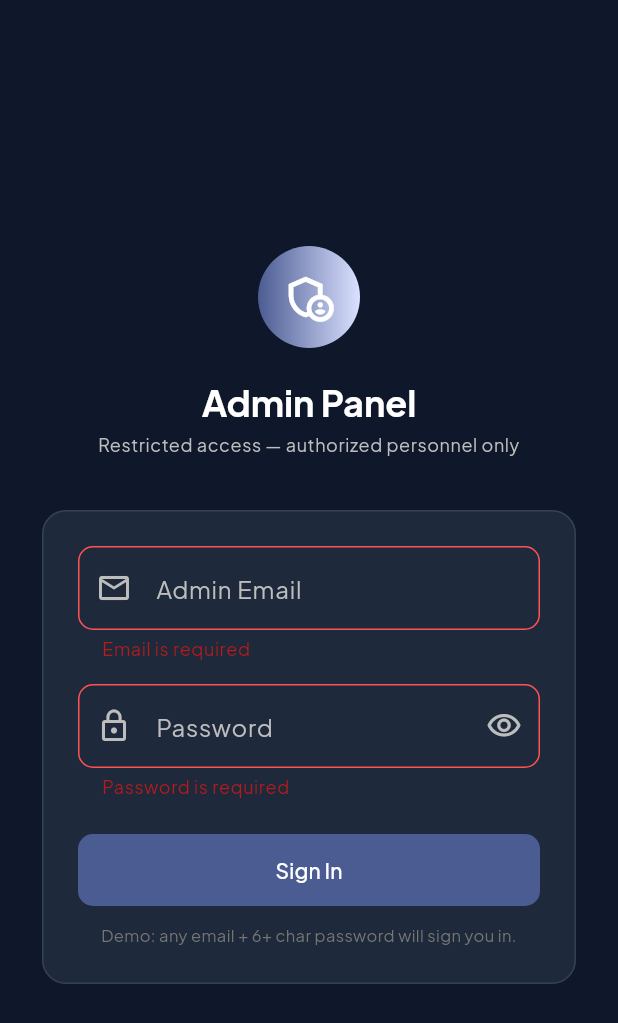
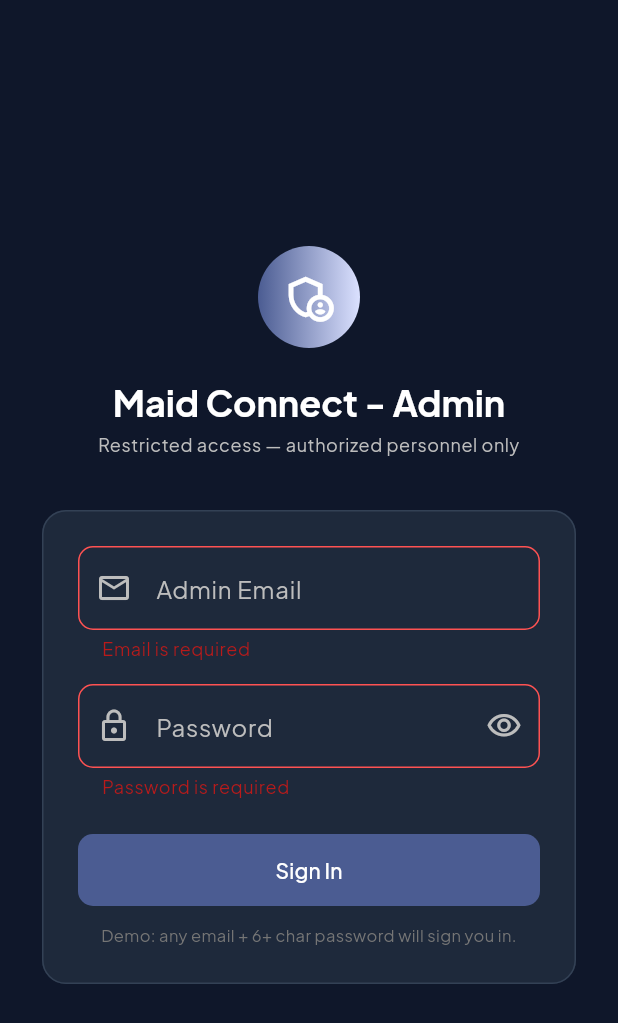
Before and after one commit to shanishah215/MaidConnect, a Flutter app: the AdminLoginPage screen opened by its route, after a tap on "Sign In", on a phone screen of 412 x 824 dp. Shown: the top 1023 px of the screen. Run offline on Flutter 3.47's test engine with Material 3 defaults, Android fonts, the phone set to English and light mode, and no system bars; our stand-ins replace cloud_firestore, firebase_auth, firebase_core, go_router, google_fonts; accounts and stored records are empty; statements that could not run were skipped.

Commit message:
feat: implement Firebase Authentication and Firestore registration for client login and sign-up flows

```diff
--- a/lib/apps/admin_app/admin_router.dart
+++ b/lib/apps/admin_app/admin_router.dart
@@ -79,6 +79,8 @@ class AdminRouter {
 
   /// Redirect unauthenticated admins to the admin login screen.
   static String? _adminGuard(BuildContext context, GoRouterState state) {
+    if (AuthState.instance.isInitialising) return null; // Wait for init
+
     return AuthState.instance.isAdminAuthenticated
         ? null
         : AppRoutes.adminLogin;
--- a/lib/apps/admin_app/pages/admin_login_page.dart
+++ b/lib/apps/admin_app/pages/admin_login_page.dart
@@ -1,8 +1,9 @@
+import 'package:cloud_firestore/cloud_firestore.dart'; // Added
+import 'package:firebase_auth/firebase_auth.dart';
 import 'package:flutter/material.dart';
 import 'package:go_router/go_router.dart';
 
 import '../../../app/router/app_routes.dart';
-import '../../../app/router/auth_state.dart';
 
 /// Admin login page — isolated within the Admin Panel.
 /// No links to public website or client portal.
@@ -18,6 +19,7 @@ class _AdminLoginPageState extends State<AdminLoginPage> {
   final TextEditingController _emailController = TextEditingController();
   final TextEditingController _passwordController = TextEditingController();
   bool _obscurePassword = true;
+  bool _isLoading = false;
 
   @override
   void dispose() {
@@ -26,10 +28,50 @@ class _AdminLoginPageState extends State<AdminLoginPage> {
     super.dispose();
   }
 
-  void _submit() {
+  Future<void> _submit() async {
     if (!_formKey.currentState!.validate()) return;
-    AuthState.instance.signInAdmin();
-    context.go(AppRoutes.adminDashboard);
+
+    setState(() => _isLoading = true);
+
+    try {
+      final credentials = await FirebaseAuth.instance
+          .signInWithEmailAndPassword(
+            email: _emailController.text.trim(),
+            password: _passwordController.text,
+          );
+
+      // Verify if they are actually an Admin before navigating
+      final userDoc = await FirebaseFirestore.instance
+          .collection('users')
+          .doc(credentials.user?.uid)
+          .get();
+
+      final role = userDoc.data()?['role'] as String?;
+
+      if (role != 'admin') {
+        // Not an admin! Sign out immediately.
+        await FirebaseAuth.instance.signOut();
+        if (mounted) {
+          ScaffoldMessenger.of(context).showSnackBar(
+            const SnackBar(
+              content: Text('Access Denied: You do not have Admin privileges.'),
+              backgroundColor: Colors.redAccent,
+            ),
+          );
+        }
+        return;
+      }
+
+      if (mounted) context.go(AppRoutes.adminDashboard);
+    } on FirebaseAuthException catch (e) {
+      if (mounted) {
+        ScaffoldMessenger.of(context).showSnackBar(
+          SnackBar(content: Text(e.message ?? 'Authentication failed')),
+        );
+      }
+    } finally {
+      if (mounted) setState(() => _isLoading = false);
+    }
   }
 
   @override
@@ -65,7 +107,7 @@ class _AdminLoginPageState extends State<AdminLoginPage> {
                 ),
                 const SizedBox(height: 20),
                 Text(
-                  'Admin Panel',
+                  'Maid Connect - Admin',
                   style: Theme.of(context).textTheme.headlineSmall?.copyWith(
                     fontWeight: FontWeight.w700,
                     color: Colors.white,
@@ -74,9 +116,9 @@ class _AdminLoginPageState extends State<AdminLoginPage> {
                 const SizedBox(height: 4),
                 Text(
                   'Restricted access — authorized personnel only',
-                  style: Theme.of(context).textTheme.bodySmall?.copyWith(
-                    color: Colors.grey[400],
-                  ),
+                  style: Theme.of(
+                    context,
+                  ).textTheme.bodySmall?.copyWith(color: Colors.grey[400]),
                   textAlign: TextAlign.center,
                 ),
                 const SizedBox(height: 32),
@@ -85,8 +127,7 @@ class _AdminLoginPageState extends State<AdminLoginPage> {
                   elevation: 0,
                   shape: RoundedRectangleBorder(
                     borderRadius: BorderRadius.circular(16),
-                    side:
-                        const BorderSide(color: Color(0xFF334155)),
+                    side: const BorderSide(color: Color(0xFF334155)),
                   ),
                   child: Padding(
                     padding: const EdgeInsets.all(24),
@@ -101,8 +142,7 @@ class _AdminLoginPageState extends State<AdminLoginPage> {
                             style: const TextStyle(color: Colors.white),
                             decoration: InputDecoration(
                               labelText: 'Admin Email',
-                              labelStyle:
-                                  TextStyle(color: Colors.grey[400]),
+                              labelStyle: TextStyle(color: Colors.grey[400]),
                               prefixIcon: Icon(
                                 Icons.email_outlined,
                                 color: Colors.grey[400],
@@ -120,13 +160,15 @@ class _AdminLoginPageState extends State<AdminLoginPage> {
                                 borderRadius: BorderRadius.circular(10),
                               ),
                               errorBorder: OutlineInputBorder(
-                                borderSide:
-                                    const BorderSide(color: Colors.redAccent),
+                                borderSide: const BorderSide(
+                                  color: Colors.redAccent,
+                                ),
                                 borderRadius: BorderRadius.circular(10),
                               ),
                               focusedErrorBorder: OutlineInputBorder(
-                                borderSide:
-                                    const BorderSide(color: Colors.redAccent),
+                                borderSide: const BorderSide(
+                                  color: Colors.redAccent,
+                                ),
                                 borderRadius: BorderRadius.circular(10),
                               ),
                             ),
@@ -147,8 +189,7 @@ class _AdminLoginPageState extends State<AdminLoginPage> {
                             style: const TextStyle(color: Colors.white),
                             decoration: InputDecoration(
                               labelText: 'Password',
-                              labelStyle:
-                                  TextStyle(color: Colors.grey[400]),
+                              labelStyle: TextStyle(color: Colors.grey[400]),
                               prefixIcon: Icon(
                                 Icons.lock_outline,
                                 color: Colors.grey[400],
@@ -177,13 +218,15 @@ class _AdminLoginPageState extends State<AdminLoginPage> {
                                 borderRadius: BorderRadius.circular(10),
                               ),
                               errorBorder: OutlineInputBorder(
-                                borderSide:
-                                    const BorderSide(color: Colors.redAccent),
+                                borderSide: const BorderSide(
+                                  color: Colors.redAccent,
+                                ),
                                 borderRadius: BorderRadius.circular(10),
                               ),
                               focusedErrorBorder: OutlineInputBorder(
-                                borderSide:
-                                    const BorderSide(color: Colors.redAccent),
+                                borderSide: const BorderSide(
+                                  color: Colors.redAccent,
+                                ),
                                 borderRadius: BorderRadius.circular(10),
                               ),
                             ),
@@ -200,14 +243,23 @@ class _AdminLoginPageState extends State<AdminLoginPage> {
                           ),
                           const SizedBox(height: 24),
                           FilledButton(
-                            onPressed: _submit,
+                            onPressed: _isLoading ? null : _submit,
                             style: FilledButton.styleFrom(
                               minimumSize: const Size.fromHeight(48),
                               shape: RoundedRectangleBorder(
                                 borderRadius: BorderRadius.circular(10),
                               ),
                             ),
-                            child: const Text('Sign In'),
+                            child: _isLoading
+                                ? const SizedBox(
+                                    height: 20,
+                                    width: 20,
+                                    child: CircularProgressIndicator(
+                                      strokeWidth: 2,
+                                      color: Colors.white,
+                                    ),
+                                  )
+                                : const Text('Sign In'),
                           ),
                           const SizedBox(height: 12),
                           Text(
--- a/lib/apps/client_app/client_router.dart
+++ b/lib/apps/client_app/client_router.dart
@@ -67,6 +67,8 @@ class ClientRouter {
 
   /// Redirect unauthenticated clients to the client login screen.
   static String? _clientGuard(BuildContext context, GoRouterState state) {
+    if (AuthState.instance.isInitialising) return null; // Wait for init
+
     if (!AuthState.instance.isClientAuthenticated) {
       return AppRoutes.clientLogin;
     }
--- a/lib/features/auth/domain/repositories/auth_repository.dart
+++ b/lib/features/auth/domain/repositories/auth_repository.dart
@@ -1,5 +1,7 @@
 abstract class AuthRepository {
-  Future<void> signInClient();
-  Future<void> signInAdmin();
+  Future<void> signInClient(String email, String password);
+  Future<void> signInAdmin(String email, String password);
+  Future<void> signUpClient(String email, String password);
   Future<void> signOut();
+  Stream<dynamic> get authStateChanges;
 }
--- a/pubspec.yaml
+++ b/pubspec.yaml
@@ -41,6 +41,8 @@ dependencies:
   # Modern typography for the SaaS UI refresh
   google_fonts: ^6.2.1
   firebase_core: ^4.6.0
+  firebase_auth: ^6.3.0
+  cloud_firestore: ^6.2.0
 
 dev_dependencies:
   flutter_test:
```
Also changed, not shown: lib/app/router/auth_state.dart (+47 -4 lines), lib/apps/client_app/pages/client_login_page.dart (+32 -6 lines), lib/apps/client_app/pages/client_register_page.dart (+46 -7 lines), lib/features/auth/data/repositories/auth_repository_impl.dart (+38 -5 lines), pubspec.lock.
